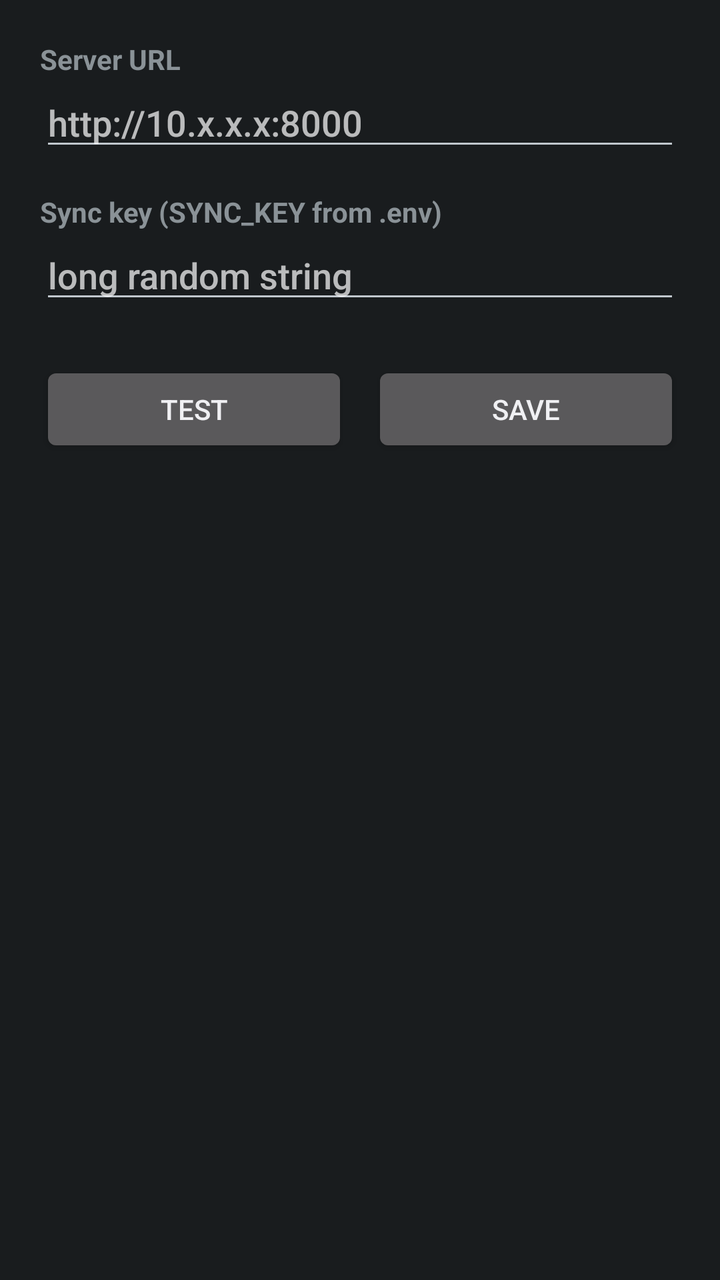
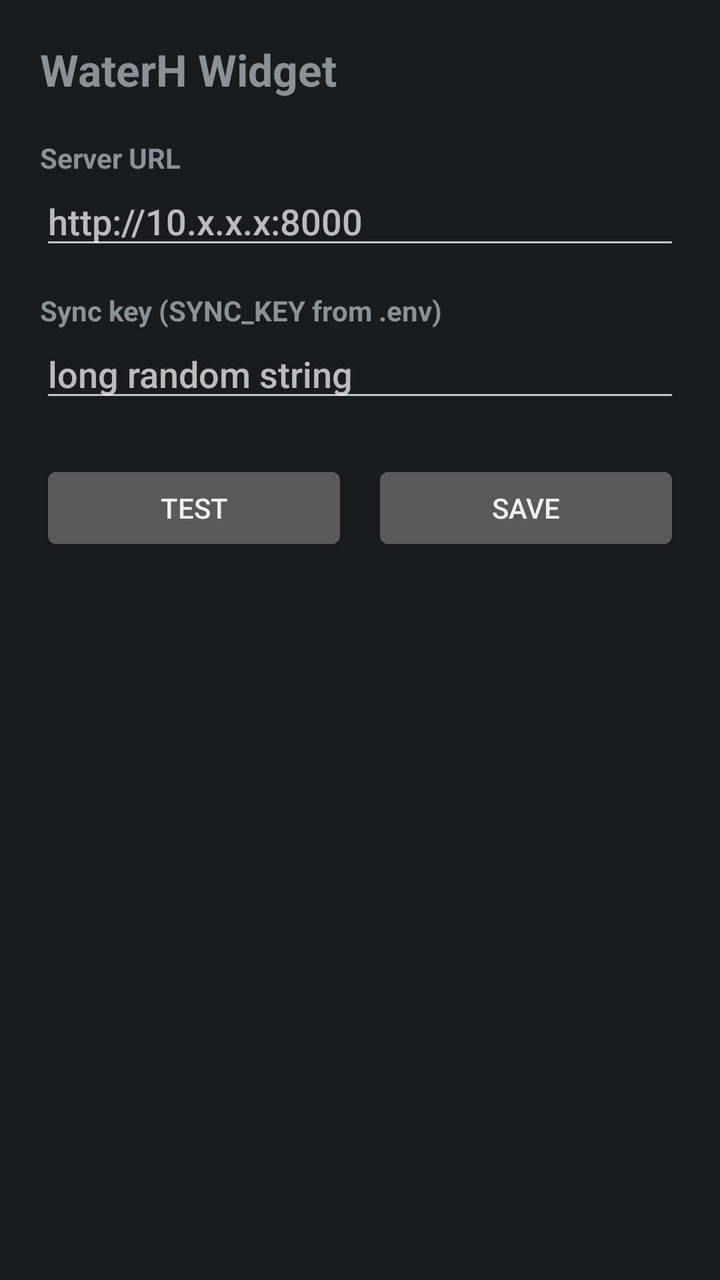

The first picture is an Android layout as it rendered before a commit; the second is the same layout after the commit. The layout source and the unified diff follow.
<!-- AndroidManifest.xml: application theme android:Theme.DeviceDefault -->
<!-- res/layout/activity_config.xml -->
<?xml version="1.0" encoding="utf-8"?>
<ScrollView xmlns:android="http://schemas.android.com/apk/res/android"
    android:layout_width="match_parent"
    android:layout_height="match_parent">

    <LinearLayout
        android:layout_width="match_parent"
        android:layout_height="wrap_content"
        android:orientation="vertical"
        android:padding="20dp">

        <TextView
            android:layout_width="wrap_content"
            android:layout_height="wrap_content"
            android:text="@string/label_url"
            android:textStyle="bold" />

        <EditText
            android:id="@+id/field_url"
            android:layout_width="match_parent"
            android:layout_height="wrap_content"
            android:inputType="textUri"
            android:hint="@string/hint_url" />

        <TextView
            android:layout_width="wrap_content"
            android:layout_height="wrap_content"
            android:layout_marginTop="16dp"
            android:text="@string/label_key"
            android:textStyle="bold" />

        <EditText
            android:id="@+id/field_key"
            android:layout_width="match_parent"
            android:layout_height="wrap_content"
            android:inputType="textVisiblePassword"
            android:hint="@string/hint_key" />

        <LinearLayout
            android:layout_width="match_parent"
            android:layout_height="wrap_content"
            android:layout_marginTop="24dp"
            android:orientation="horizontal">

            <Button
                android:id="@+id/btn_test"
                android:layout_width="0dp"
                android:layout_height="wrap_content"
                android:layout_weight="1"
                android:text="@string/test" />

            <Button
                android:id="@+id/btn_save"
                android:layout_width="0dp"
                android:layout_height="wrap_content"
                android:layout_weight="1"
                android:layout_marginStart="12dp"
                android:text="@string/save" />
        </LinearLayout>

        <TextView
            android:id="@+id/txt_result"
            android:layout_width="match_parent"
            android:layout_height="wrap_content"
            android:layout_marginTop="20dp"
            android:textIsSelectable="true" />
    </LinearLayout>
</ScrollView>
<!-- resources referenced by this layout -->
<resources>
  <string name="hint_key">long random string</string>
  <string name="hint_url">http://10.x.x.x:8000</string>
  <string name="label_key">Sync key (SYNC_KEY from .env)</string>
  <string name="label_url">Server URL</string>
  <string name="save">Save</string>
  <string name="test">Test</string>
</resources>

<!-- the commit's change to res/layout/activity_config.xml (unified diff, before → after) -->
@@ -1,13 +1,22 @@
 <?xml version="1.0" encoding="utf-8"?>
 <ScrollView xmlns:android="http://schemas.android.com/apk/res/android"
     android:layout_width="match_parent"
-    android:layout_height="match_parent">
+    android:layout_height="match_parent"
+    android:fitsSystemWindows="true">
 
     <LinearLayout
         android:layout_width="match_parent"
         android:layout_height="wrap_content"
         android:orientation="vertical"
         android:padding="20dp">
+
+        <TextView
+            android:layout_width="wrap_content"
+            android:layout_height="wrap_content"
+            android:layout_marginBottom="20dp"
+            android:text="@string/app_name"
+            android:textSize="22sp"
+            android:textStyle="bold" />
 
         <TextView
             android:layout_width="wrap_content"
<!-- resource entries referenced after the edit -->
@@ -1,5 +1,6 @@
 <!-- resources referenced by this layout -->
 <resources>
+  <string name="app_name">WaterH Widget</string>
   <string name="hint_key">long random string</string>
   <string name="hint_url">http://10.x.x.x:8000</string>
   <string name="label_key">Sync key (SYNC_KEY from .env)</string>
